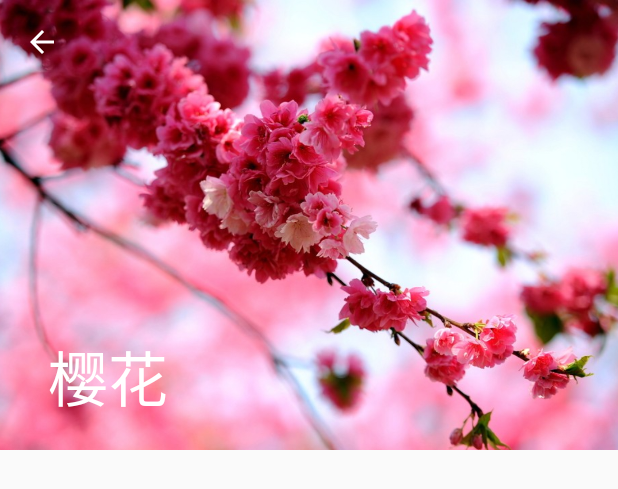
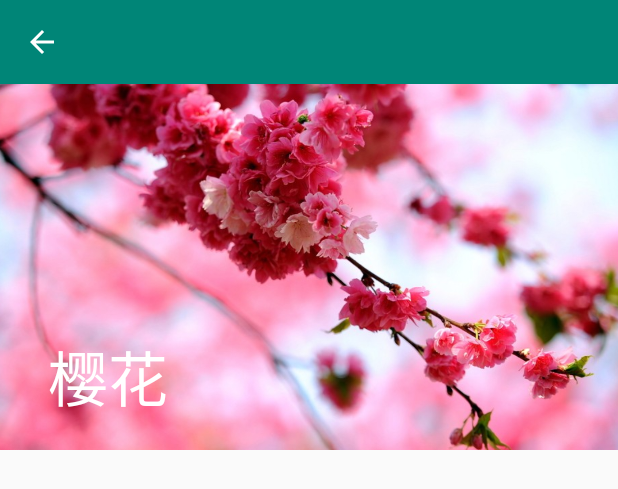
Before and after one commit to whoami-I/CoordinatorLayoutExample, an Android app: the layout activity_collapsingtoolbarlayoutexample1.xml on its own in the app's theme, with its tools: preview values and no code run, on a phone screen of 412 x 824 dp. Shown: the top 489 px of the screen. Run offline under Robolectric (Android 15) with nearby library versions, the phone set to English and light mode, and no system bars.

Commit message:
finish collapsingtoolbarlayoutexample1

```diff
--- a/app/src/main/res/layout/activity_collapsingtoolbarlayoutexample1.xml
+++ b/app/src/main/res/layout/activity_collapsingtoolbarlayoutexample1.xml
@@ -21,12 +21,14 @@
             android:id="@+id/collapsingToolbarLayout"
             android:layout_width="match_parent"
             android:layout_height="wrap_content"
-            app:contentScrim="@color/colorPrimary"
-            app:title="樱花"
+            app:collapsedTitleTextAppearance="@style/ToolbarTitleStyle"
+            app:contentScrim="@null"
+            app:expandedTitleTextAppearance="@style/BigToolbarTitleStyle"
+            app:layout_scrollFlags="scroll|exitUntilCollapsed"
             app:scrimAnimationDuration="50"
-            app:collapsedTitleTextAppearance="@style/ToolbarTitleStyle"
-            app:expandedTitleTextAppearance="@style/BigToolbarTitleStyle"
-            app:layout_scrollFlags="scroll|exitUntilCollapsed">
+            app:scrimVisibleHeightTrigger="0dp"
+            app:statusBarScrim="@null"
+            app:title="樱花">
 
             <ImageView
                 android:layout_width="match_parent"
@@ -40,7 +42,7 @@
                 android:id="@+id/toolbar"
                 android:layout_width="match_parent"
                 android:layout_height="?attr/actionBarSize"
-                android:background="#00000000"
+                android:background="@color/colorPrimary"
                 app:contentInsetStart="0dp"
                 app:contentInsetStartWithNavigation="0dp"
                 app:layout_collapseMode="pin"
```
Also changed, not shown: app/src/main/java/com/mike/coordinatorlayoutexample/collapsingtoolbarlayoutexample1/MainActivity.java (+45 -10 lines).
